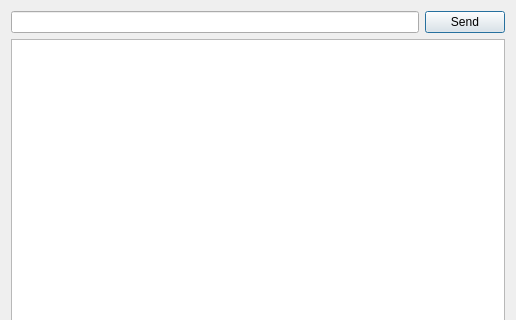
The window that testdialog.ui (AceOfSnakes/AvrPioRemote) describes before a commit, drawn with Qt 5; both pictures show x 0 to 516 and y 0 to 320 of the 516 by 504 pixel window.
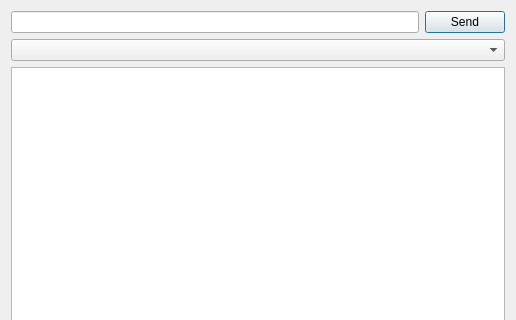
The same window after the commit.

```diff
--- a/testdialog.ui
+++ b/testdialog.ui
@@ -36,6 +36,9 @@
        </item>
       </layout>
      </item>
+     <item>
+      <widget class="QComboBox" name="historyComboBox"/>
+     </item>
      <item>
       <widget class="QListWidget" name="listWidget">
        <property name="font">
```
